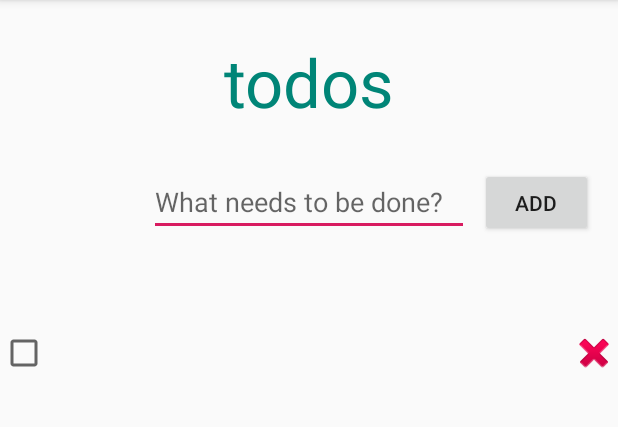
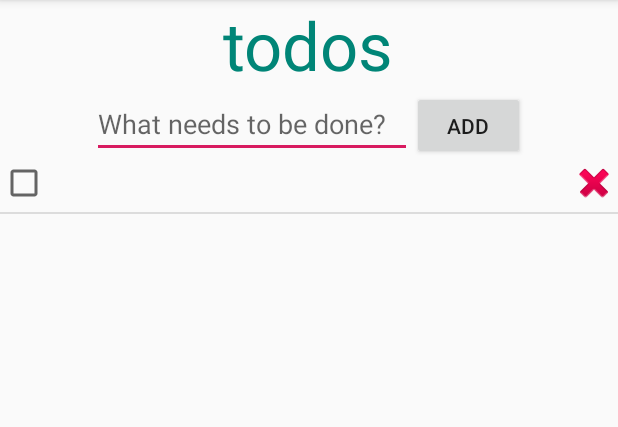
Before and after one commit to mmkbmb/MyTodoApp, an Android app: the screen it shows after launch (MainActivity), after a tap on "ADD", on a phone screen of 412 x 824 dp, the part 84-511 px from its top. Run offline under Robolectric (Android 15) with nearby library versions, the phone set to English and light mode, and no system bars.

Commit message:
fix_layout

```diff
--- a/app/src/main/res/layout/activity_main.xml
+++ b/app/src/main/res/layout/activity_main.xml
@@ -1,23 +1,23 @@
 <?xml version="1.0" encoding="utf-8"?>
-<androidx.constraintlayout.widget.ConstraintLayout
+<LinearLayout
 xmlns:android="http://schemas.android.com/apk/res/android"
-    xmlns:tools="http://schemas.android.com/tools"
-    xmlns:app="http://schemas.android.com/apk/res-auto"
-    android:layout_width="match_parent"
-    android:layout_height="match_parent"
-    tools:context=".MainActivity">
+android:orientation="vertical"
+android:layout_width="fill_parent"
+android:layout_height="fill_parent"
+android:gravity="center_horizontal">
 
 <TextView
     android:layout_width="wrap_content"
     android:layout_height="wrap_content"
     android:text="@string/app_title"
-        android:textSize="20pt"
     android:textColor="@color/colorPrimary"
-        app:layout_constraintBottom_toBottomOf="parent"
-        app:layout_constraintLeft_toLeftOf="parent"
-        app:layout_constraintRight_toRightOf="parent"
-        app:layout_constraintTop_toTopOf="parent"
-        app:layout_constraintVertical_bias="0.035" />
+    android:textSize="20pt" />
+
+<LinearLayout
+    android:layout_width="fill_parent"
+    android:layout_height="wrap_content"
+    android:orientation="horizontal"
+    android:gravity="center_horizontal">
 
     <EditText
         android:id="@+id/edit_text"
@@ -25,36 +25,19 @@
         android:layout_height="wrap_content"
         android:ems="10"
         android:hint="@string/text_caption"
-        android:inputType="textPersonName"
-        app:layout_constraintBottom_toBottomOf="parent"
-        app:layout_constraintLeft_toLeftOf="parent"
-        app:layout_constraintRight_toRightOf="parent"
-        app:layout_constraintTop_toTopOf="parent"
-        app:layout_constraintVertical_bias="0.155" />
+        android:inputType="textPersonName" />
 
     <Button
         android:id="@+id/add_button"
         android:layout_width="75dp"
         android:layout_height="46dp"
-        android:text="@string/add_button"
-        app:layout_constraintBottom_toBottomOf="parent"
-        app:layout_constraintHorizontal_bias="0.95"
-        app:layout_constraintLeft_toLeftOf="parent"
-        app:layout_constraintRight_toRightOf="parent"
-        app:layout_constraintTop_toTopOf="parent"
-        app:layout_constraintVertical_bias="0.155" />
+        android:text="@string/add_button" />
+
+</LinearLayout>
 
 <ListView
     android:id="@+id/todo_list"
     android:layout_width="match_parent"
-        android:layout_height="wrap_content"
-        android:layout_marginTop="5dp"
-        android:layout_marginBottom="5dp"
-        app:layout_constraintBottom_toBottomOf="parent"
-        app:layout_constraintHorizontal_bias="1.0"
-        app:layout_constraintLeft_toLeftOf="parent"
-        app:layout_constraintRight_toRightOf="parent"
-        app:layout_constraintTop_toBottomOf="@id/edit_text"
-        app:layout_constraintVertical_bias="0.1" />
+    android:layout_height="match_parent"/>
 
-</androidx.constraintlayout.widget.ConstraintLayout>
+</LinearLayout>
```
Lines whose indentation alone changed are shown as unchanged.
